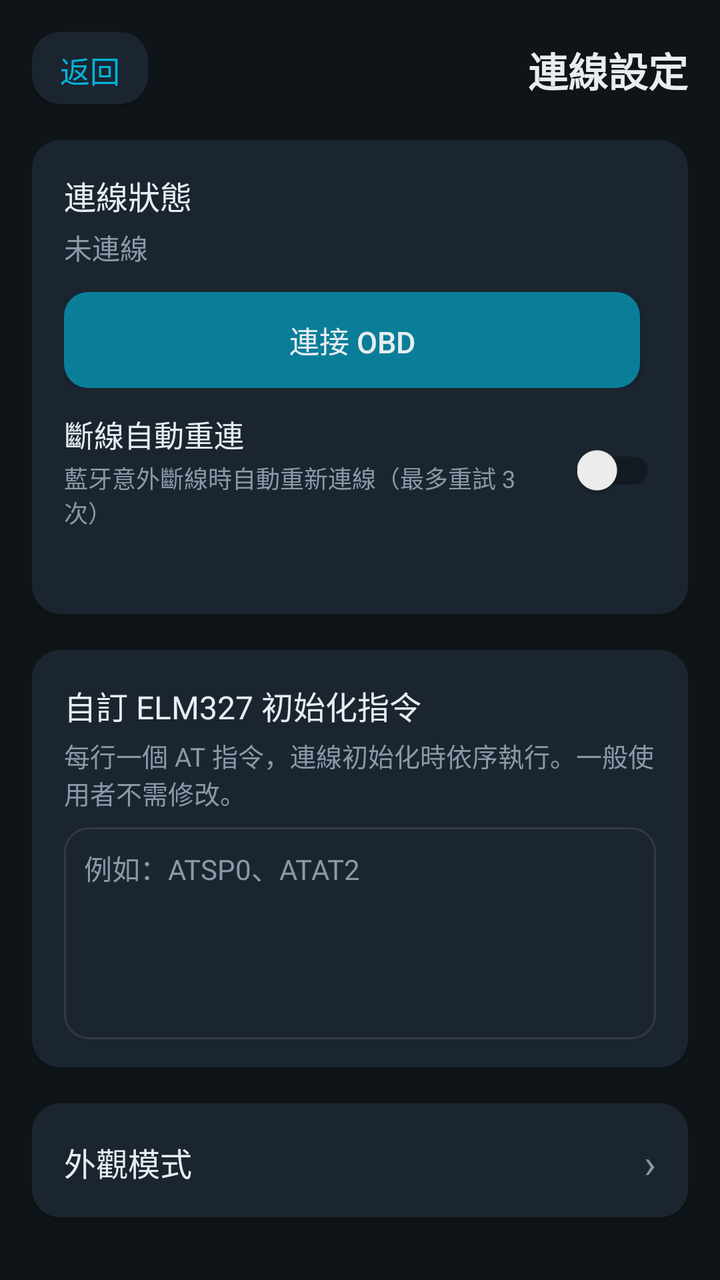
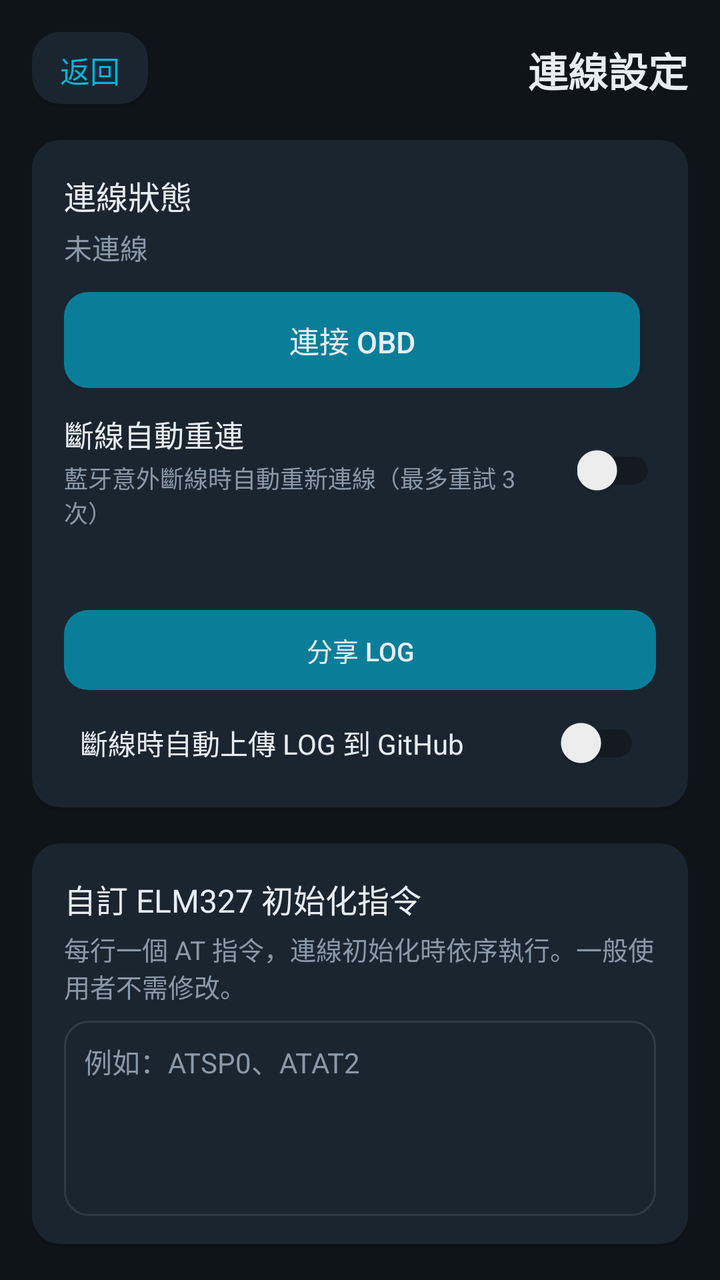

An Android layout rendered at two revisions. The XML below is the earlier revision; the diff shows what the commit changed to produce the second picture.
<!-- AndroidManifest.xml: application theme Theme.HeliOBD -->
<!-- res/layout/activity_settings.xml -->
<?xml version="1.0" encoding="utf-8"?>
<LinearLayout xmlns:android="http://schemas.android.com/apk/res/android"
    xmlns:tools="http://schemas.android.com/tools"
    android:layout_width="match_parent"
    android:layout_height="match_parent"
    android:orientation="vertical"
    android:padding="16dp">

    <LinearLayout
        android:layout_width="match_parent"
        android:layout_height="wrap_content"
        android:gravity="center_vertical"
        android:orientation="horizontal">

        <TextView
            android:id="@+id/btn_back"
            android:layout_width="wrap_content"
            android:layout_height="wrap_content"
            android:background="@drawable/bg_card"
            android:clickable="true"
            android:focusable="true"
            android:paddingHorizontal="14dp"
            android:paddingVertical="8dp"
            android:text="@string/common_back"
            android:textColor="@color/primary"
            android:textSize="15sp" />

        <Space
            android:layout_width="0dp"
            android:layout_height="1dp"
            android:layout_weight="1" />

        <TextView
            android:layout_width="wrap_content"
            android:layout_height="wrap_content"
            android:text="@string/settings_title"
            android:textColor="@color/text_primary"
            android:textSize="20sp"
            android:textStyle="bold" />
    </LinearLayout>

    <LinearLayout
        android:layout_width="match_parent"
        android:layout_height="wrap_content"
        android:layout_marginTop="16dp"
        android:background="@drawable/bg_card"
        android:orientation="vertical"
        android:padding="16dp">

        <TextView
            android:layout_width="match_parent"
            android:layout_height="wrap_content"
            android:text="@string/settings_connection_label"
            android:textColor="@color/text_primary"
            android:textSize="16sp" />

        <TextView
            android:id="@+id/settings_status_text"
            android:layout_width="match_parent"
            android:layout_height="wrap_content"
            android:layout_marginTop="4dp"
            android:text="@string/obd_disconnected"
            android:textColor="@color/text_secondary"
            android:textSize="14sp" />

        <LinearLayout
            android:layout_width="match_parent"
            android:layout_height="wrap_content"
            android:layout_marginTop="12dp"
            android:orientation="horizontal">

            <Button
                android:id="@+id/btn_connect_settings"
                android:layout_width="0dp"
                android:layout_height="48dp"
                android:layout_weight="1"
                android:background="@drawable/bg_button"
                android:text="@string/obd_connect"
                android:textColor="@color/text_primary"
                android:textSize="15sp" />

            <Space
                android:layout_width="8dp"
                android:layout_height="1dp" />

            <Button
                android:id="@+id/btn_disconnect_settings"
                android:layout_width="0dp"
                android:layout_height="48dp"
                android:layout_weight="1"
                android:background="@drawable/bg_card"
                android:text="@string/obd_disconnect"
                android:textColor="@color/danger"
                android:textSize="15sp"
                android:visibility="gone" />
        </LinearLayout>

        <LinearLayout
            android:layout_width="match_parent"
            android:layout_height="wrap_content"
            android:layout_marginTop="12dp"
            android:gravity="center_vertical"
            android:orientation="horizontal">

            <LinearLayout
                android:layout_width="0dp"
                android:layout_height="wrap_content"
                android:layout_weight="1"
                android:orientation="vertical">

                <TextView
                    android:layout_width="match_parent"
                    android:layout_height="wrap_content"
                    android:text="@string/settings_auto_reconnect_label"
                    android:textColor="@color/text_primary"
                    android:textSize="15sp" />

                <TextView
                    android:layout_width="match_parent"
                    android:layout_height="wrap_content"
                    android:layout_marginTop="2dp"
                    android:text="@string/settings_auto_reconnect_desc"
                    android:textColor="@color/text_secondary"
                    android:textSize="12sp" />
            </LinearLayout>

            <androidx.appcompat.widget.SwitchCompat
                android:id="@+id/settings_auto_reconnect"
                android:layout_width="wrap_content"
                android:layout_height="wrap_content"
                android:layout_marginStart="12dp" />
        </LinearLayout>

        <TextView
            android:id="@+id/settings_log_path"
            android:layout_width="match_parent"
            android:layout_height="wrap_content"
            android:layout_marginTop="12dp"
            android:textColor="@color/text_secondary"
            android:textSize="12sp" />
    </LinearLayout>

    <LinearLayout
        android:layout_width="match_parent"
        android:layout_height="wrap_content"
        android:layout_marginTop="16dp"
        android:background="@drawable/bg_card"
        android:orientation="vertical"
        android:padding="16dp">

        <TextView
            android:layout_width="match_parent"
            android:layout_height="wrap_content"
            android:text="@string/settings_elm_label"
            android:textColor="@color/text_primary"
            android:textSize="16sp" />

        <TextView
            android:layout_width="match_parent"
            android:layout_height="wrap_content"
            android:layout_marginTop="4dp"
            android:text="@string/settings_elm_desc"
            android:textColor="@color/text_secondary"
            android:textSize="13sp" />

        <EditText
            android:importantForAutofill="no"
            android:id="@+id/settings_elm_cmds"
            android:layout_width="match_parent"
            android:layout_height="wrap_content"
            android:layout_marginTop="8dp"
            android:background="@drawable/bg_input"
            android:gravity="top|start"
            android:hint="@string/settings_elm_hint"
            android:inputType="textMultiLine"
            android:minLines="5"
            android:padding="10dp"
            android:textColor="@color/text_primary"
            android:textColorHint="@color/text_secondary"
            android:textSize="14sp" />
    </LinearLayout>

    <LinearLayout
        android:id="@+id/settings_appearance_row"
        android:layout_width="match_parent"
        android:layout_height="wrap_content"
        android:layout_marginTop="16dp"
        android:background="@drawable/bg_card"
        android:clickable="true"
        android:focusable="true"
        android:gravity="center_vertical"
        android:orientation="horizontal"
        android:padding="16dp">

        <TextView
            android:layout_width="0dp"
            android:layout_height="wrap_content"
            android:layout_weight="1"
            android:text="@string/settings_appearance_label"
            android:textColor="@color/text_primary"
            android:textSize="16sp" />

        <TextView
            android:id="@+id/settings_appearance_value"
            android:layout_width="wrap_content"
            android:layout_height="wrap_content"
            android:layout_marginEnd="8dp"
            android:textColor="@color/text_secondary"
            android:textSize="14sp" />

        <TextView
            android:layout_width="wrap_content"
            android:layout_height="wrap_content"
            android:text="›"
            tools:ignore="HardcodedText"
            android:textColor="@color/text_secondary"
            android:textSize="20sp" />
    </LinearLayout>

    <LinearLayout
        android:layout_width="match_parent"
        android:layout_height="wrap_content"
        android:layout_marginTop="16dp"
        android:background="@drawable/bg_card"
        android:orientation="vertical"
        android:padding="16dp">

        <TextView
            android:layout_width="match_parent"
            android:layout_height="wrap_content"
            android:text="@string/settings_privacy_label"
            android:textColor="@color/text_primary"
            android:textSize="16sp"
            android:textStyle="bold" />

        <TextView
            android:layout_width="match_parent"
            android:layout_height="wrap_content"
            android:layout_marginTop="8dp"
            android:text="@string/settings_privacy_title"
            android:textColor="@color/text_primary"
            android:textSize="14sp" />

        <TextView
            android:layout_width="match_parent"
            android:layout_height="wrap_content"
            android:layout_marginTop="4dp"
            android:text="@string/settings_privacy_body"
            android:textColor="@color/text_secondary"
            android:textSize="13sp" />
    </LinearLayout>

    <LinearLayout
        android:layout_width="match_parent"
        android:layout_height="wrap_content"
        android:layout_marginTop="16dp"
        android:background="@drawable/bg_card"
        android:orientation="vertical"
        android:padding="16dp">

        <TextView
            android:layout_width="match_parent"
            android:layout_height="wrap_content"
            android:text="@string/llm_section_title"
            android:textColor="@color/text_primary"
            android:textSize="16sp"
            android:textStyle="bold" />

        <TextView
            android:layout_width="match_parent"
            android:layout_height="wrap_content"
            android:layout_marginTop="8dp"
            android:text="@string/llm_section_desc"
            android:textColor="@color/text_secondary"
            android:textSize="13sp" />

        <TextView
            android:layout_width="match_parent"
            android:layout_height="wrap_content"
            android:layout_marginTop="12dp"
            android:text="@string/llm_base_url_label"
            android:textColor="@color/text_primary"
            android:textSize="14sp" />

        <EditText
            android:importantForAutofill="no"
            android:id="@+id/settings_llm_base_url"
            android:layout_width="match_parent"
            android:layout_height="wrap_content"
            android:layout_marginTop="4dp"
            android:background="@drawable/bg_input"
            android:hint="@string/llm_base_url_hint"
            android:inputType="textUri"
            android:paddingHorizontal="12dp"
            android:paddingVertical="8dp"
            android:textColor="@color/text_primary"
            android:textColorHint="@color/text_secondary"
            android:textSize="14sp" />

        <TextView
            android:layout_width="match_parent"
            android:layout_height="wrap_content"
            android:layout_marginTop="10dp"
            android:text="@string/llm_api_key_label"
            android:textColor="@color/text_primary"
            android:textSize="14sp" />

        <EditText
            android:importantForAutofill="no"
            android:id="@+id/settings_llm_api_key"
            android:layout_width="match_parent"
            android:layout_height="wrap_content"
            android:layout_marginTop="4dp"
            android:background="@drawable/bg_input"
            android:hint="@string/llm_api_key_hint"
            android:inputType="textPassword"
            android:paddingHorizontal="12dp"
            android:paddingVertical="8dp"
            android:textColor="@color/text_primary"
            android:textColorHint="@color/text_secondary"
            android:textSize="14sp" />

        <TextView
            android:layout_width="match_parent"
            android:layout_height="wrap_content"
            android:layout_marginTop="10dp"
            android:text="@string/llm_model_label"
            android:textColor="@color/text_primary"
            android:textSize="14sp" />

        <EditText
            android:importantForAutofill="no"
            android:id="@+id/settings_llm_model"
            android:layout_width="match_parent"
            android:layout_height="wrap_content"
            android:layout_marginTop="4dp"
            android:background="@drawable/bg_input"
            android:hint="@string/llm_model_hint"
            android:inputType="text"
            android:paddingHorizontal="12dp"
            android:paddingVertical="8dp"
            android:textColor="@color/text_primary"
            android:textColorHint="@color/text_secondary"
            android:textSize="14sp" />
    </LinearLayout>

    <LinearLayout
        android:layout_width="match_parent"
        android:layout_height="wrap_content"
        android:layout_marginTop="16dp"
        android:background="@drawable/bg_card"
        android:orientation="vertical"
        android:padding="16dp">

        <TextView
            android:layout_width="match_parent"
            android:layout_height="wrap_content"
            android:text="@string/settings_backup_label"
            android:textColor="@color/text_primary"
            android:textSize="16sp"
            android:textStyle="bold" />

        <TextView
            android:layout_width="match_parent"
            android:layout_height="wrap_content"
            android:layout_marginTop="8dp"
            android:text="@string/settings_backup_desc"
            android:textColor="@color/text_secondary"
            android:textSize="13sp" />

        <LinearLayout
            android:layout_width="match_parent"
            android:layout_height="wrap_content"
            android:layout_marginTop="12dp"
            android:orientation="horizontal">

            <Button
                android:id="@+id/btn_backup_export"
                style="?android:attr/buttonBarButtonStyle"
                android:layout_width="0dp"
                android:layout_height="48dp"
                android:layout_marginEnd="6dp"
                android:layout_weight="1"
                android:background="@drawable/bg_button"
                android:text="@string/backup_export"
                android:textColor="@color/text_primary"
                android:textSize="14sp" />

            <Button
                android:id="@+id/btn_backup_import"
                style="?android:attr/buttonBarButtonStyle"
                android:layout_width="0dp"
                android:layout_height="48dp"
                android:layout_marginStart="6dp"
                android:layout_weight="1"
                android:background="@drawable/bg_button"
                android:text="@string/backup_import"
                android:textColor="@color/text_primary"
                android:textSize="14sp" />
        </LinearLayout>
    </LinearLayout>

    <LinearLayout
        android:layout_width="match_parent"
        android:layout_height="wrap_content"
        android:layout_marginTop="16dp"
        android:background="@drawable/bg_card"
        android:orientation="vertical"
        android:padding="16dp">

        <LinearLayout
            android:layout_width="match_parent"
            android:layout_height="wrap_content"
            android:gravity="center_vertical"
            android:orientation="horizontal">

            <LinearLayout
                android:layout_width="0dp"
                android:layout_height="wrap_content"
                android:layout_weight="1"
                android:orientation="vertical">

                <TextView
                    android:layout_width="match_parent"
                    android:layout_height="wrap_content"
                    android:text="@string/settings_auto_update_label"
                    android:textColor="@color/text_primary"
                    android:textSize="16sp" />

                <TextView
                    android:layout_width="match_parent"
                    android:layout_height="wrap_content"
                    android:layout_marginTop="4dp"
                    android:text="@string/settings_auto_update_desc"
                    android:textColor="@color/text_secondary"
                    android:textSize="13sp" />
            </LinearLayout>

            <androidx.appcompat.widget.SwitchCompat
                android:id="@+id/settings_auto_update"
                android:layout_width="wrap_content"
                android:layout_height="wrap_content"
                android:layout_marginStart="12dp" />
        </LinearLayout>

        <Button
            android:id="@+id/btn_check_update"
            android:layout_width="match_parent"
            android:layout_height="48dp"
            android:layout_marginTop="12dp"
            android:background="@drawable/bg_button"
            android:text="@string/settings_check_update"
            android:textColor="@color/text_primary"
            android:textSize="14sp" />
    </LinearLayout>

    <Button
        android:id="@+id/btn_save"
        android:layout_width="match_parent"
        android:layout_height="52dp"
        android:layout_marginTop="16dp"
        android:background="@drawable/bg_button_accent"
        android:text="@string/common_save"
        android:textColor="@android:color/white"
        android:textSize="16sp" />
</LinearLayout>
<!-- resources referenced by this layout -->
<resources>
  <color name="danger">#E74C3C</color>
  <color name="primary">#00B4D8</color>
  <color name="text_primary">#E8EDF2</color>
  <color name="text_secondary">#8A99A8</color>
  <!-- drawable bg_input (drawable) -->
  <?xml version="1.0" encoding="utf-8"?>
  <shape xmlns:android="http://schemas.android.com/apk/res/android" android:shape="rectangle">
      <solid android:color="@color/surface" />
      <stroke android:width="1dp" android:color="@color/stroke" />
      <corners android:radius="12dp" />
  </shape>
  <string name="backup_export">匯出備份</string>
  <string name="backup_import">還原備份</string>
  <string name="common_back">返回</string>
  <string name="common_save">儲存</string>
  <string name="llm_api_key_hint">nvapi-…</string>
  <string name="llm_api_key_label">API 金鑰</string>
  <string name="llm_base_url_hint">https://integrate.api.nvidia.com/v1</string>
  <string name="llm_base_url_label">API 位址</string>
  <string name="llm_model_hint">nvidia/nemotron-3-ultra-550b-a55b</string>
  <string name="llm_model_label">模型名稱</string>
  <string name="llm_section_desc">使用 NVIDIA NIM 相容 API（GLM-5.2、DeepSeek、Llama、Mistral 等 100+ 模型）進行 DTC 白話解讀與維修建議。資料僅在按下「AI 深度解讀」時送出。</string>
  <string name="llm_section_title">AI 服務設定</string>
  <string name="obd_connect">連接 OBD</string>
  <string name="obd_disconnect">中斷連線</string>
  <string name="obd_disconnected">未連線</string>
  <string name="settings_appearance_label">外觀模式</string>
  <string name="settings_auto_reconnect_desc">藍牙意外斷線時自動重新連線（最多重試 3 次）</string>
  <string name="settings_auto_reconnect_label">斷線自動重連</string>
  <string name="settings_auto_update_desc">啟動時與每日背景檢查 GitHub 新版</string>
  <string name="settings_auto_update_label">自動檢查更新</string>
  <string name="settings_backup_desc">將設定、自訂 PID、保養與電池紀錄等打包為單一備份檔，可存放至 Google Drive 或其他雲端。</string>
  <string name="settings_backup_label">雲端備份</string>
  <string name="settings_check_update">立即檢查更新</string>
  <string name="settings_connection_label">連線狀態</string>
  <string name="settings_elm_desc">每行一個 AT 指令，連線初始化時依序執行。一般使用者不需修改。</string>
  <string name="settings_elm_hint">例如：ATSP0、ATAT2</string>
  <string name="settings_elm_label">自訂 ELM327 初始化指令</string>
  <string name="settings_privacy_body">・車輛診斷資料（故障碼、數據紀錄、行程、車輛資訊）一律儲存在本機裝置，不會上傳至任何伺服器。\n・App 不蒐集個人資料，也不需要網路連線即可完成全部診斷功能。\n・若啟用 AI 診斷功能，僅在你按下「分析」時，才會把當下的故障碼與數據傳送至你設定的 AI 服務。\n・清除 App 資料或解除安裝將永久刪除本機診斷紀錄。</string>
  <string name="settings_privacy_label">資料與隱私</string>
  <string name="settings_privacy_title">診斷資料僅儲存於本機</string>
  <string name="settings_title">連線設定</string>
  <!-- drawable bg_button_pressed (drawable) -->
  <?xml version="1.0" encoding="utf-8"?>
  <shape xmlns:android="http://schemas.android.com/apk/res/android" android:shape="rectangle">
      <solid android:color="@color/primary_pressed" />
      <corners android:radius="12dp" />
  </shape>
  <color name="primary_dark">#0A7E99</color>
  <!-- drawable bg_button_accent_pressed (drawable) -->
  <?xml version="1.0" encoding="utf-8"?>
  <shape xmlns:android="http://schemas.android.com/apk/res/android" android:shape="rectangle">
      <solid android:color="@color/accent_pressed" />
      <corners android:radius="12dp" />
  </shape>
  <color name="accent">#FF6B35</color>
  <color name="surface">#1B2530</color>
  <color name="stroke">#1AFFFFFF</color>
  <color name="bg">#0F1419</color>
  <color name="primary_pressed">#086A80</color>
  <color name="accent_pressed">#D9531F</color>
  <!-- unchanged entries left out for length: 4 -->
</resources>

<!-- the commit's change to res/layout/activity_settings.xml (unified diff, before → after) -->
@@ -138,6 +138,34 @@
             android:layout_marginTop="12dp"
             android:textColor="@color/text_secondary"
             android:textSize="12sp" />
+
+        <LinearLayout
+            android:layout_width="match_parent"
+            android:layout_height="wrap_content"
+            android:layout_marginTop="12dp"
+            android:orientation="horizontal">
+
+            <Button
+                android:id="@+id/btn_log_share"
+                style="?android:attr/buttonBarButtonStyle"
+                android:layout_width="0dp"
+                android:layout_height="40dp"
+                android:layout_weight="1"
+                android:background="@drawable/bg_button"
+                android:text="@string/log_share"
+                android:textColor="@color/text_primary"
+                android:textSize="13sp" />
+        </LinearLayout>
+
+        <androidx.appcompat.widget.SwitchCompat
+            android:id="@+id/settings_auto_upload_github"
+            android:layout_width="match_parent"
+            android:layout_height="wrap_content"
+            android:layout_marginTop="8dp"
+            android:padding="8dp"
+            android:text="@string/log_auto_upload"
+            android:textColor="@color/text_primary"
+            android:textSize="14sp" />
     </LinearLayout>
 
     <LinearLayout
@@ -454,6 +482,31 @@
             android:textSize="14sp" />
     </LinearLayout>
 
+    <LinearLayout
+        android:layout_width="match_parent"
+        android:layout_height="wrap_content"
+        android:layout_marginTop="16dp"
+        android:background="@drawable/bg_card"
+        android:orientation="vertical"
+        android:padding="16dp">
+
+        <TextView
+            android:layout_width="match_parent"
+            android:layout_height="wrap_content"
+            android:text="@string/log_github_token_label"
+            android:textColor="@color/text_primary"
+            android:textSize="16sp"
+            android:textStyle="bold" />
+
+        <TextView
+            android:layout_width="match_parent"
+            android:layout_height="wrap_content"
+            android:layout_marginTop="4dp"
+            android:text="@string/log_section_desc"
+            android:textColor="@color/text_secondary"
+            android:textSize="13sp" />
+    </LinearLayout>
+
     <Button
         android:id="@+id/btn_save"
         android:layout_width="match_parent"
<!-- resource entries referenced after the edit -->
@@ -23,6 +23,10 @@
   <string name="llm_model_label">模型名稱</string>
   <string name="llm_section_desc">使用 NVIDIA NIM 相容 API（GLM-5.2、DeepSeek、Llama、Mistral 等 100+ 模型）進行 DTC 白話解讀與維修建議。資料僅在按下「AI 深度解讀」時送出。</string>
   <string name="llm_section_title">AI 服務設定</string>
+  <string name="log_auto_upload">斷線時自動上傳 LOG 到 GitHub</string>
+  <string name="log_github_token_label">GitHub Token</string>
+  <string name="log_section_desc">診斷 LOG 記錄 OBD 通訊過程，可用於排除問題</string>
+  <string name="log_share">分享 LOG</string>
   <string name="obd_connect">連接 OBD</string>
   <string name="obd_disconnect">中斷連線</string>
   <string name="obd_disconnected">未連線</string>
